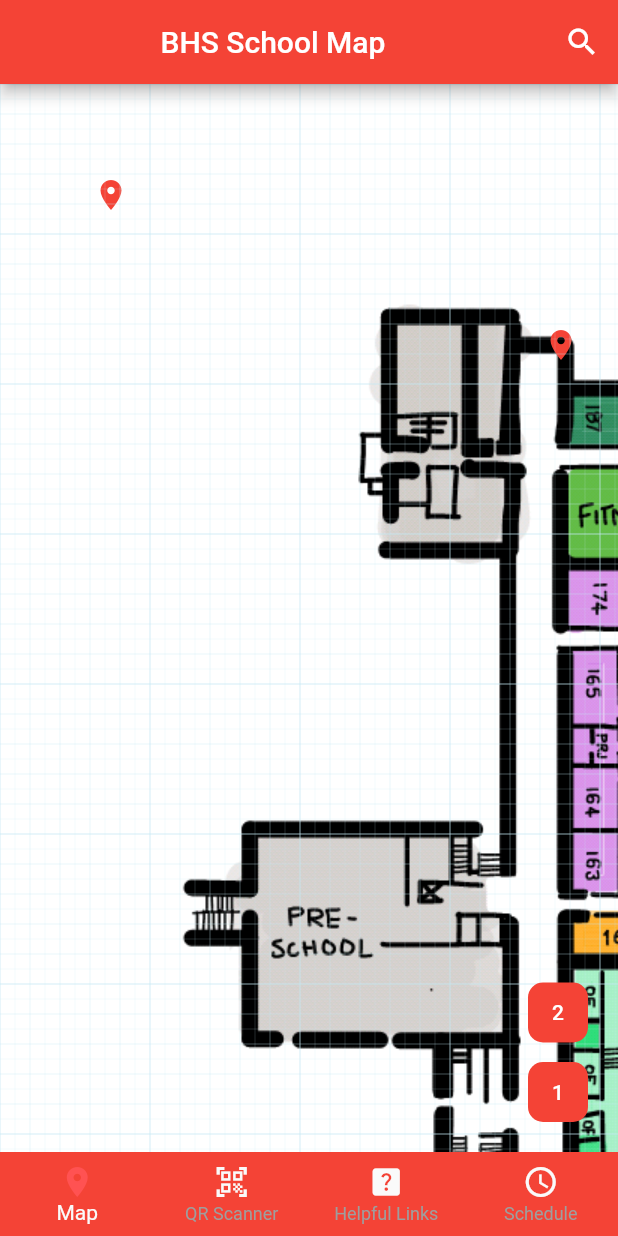
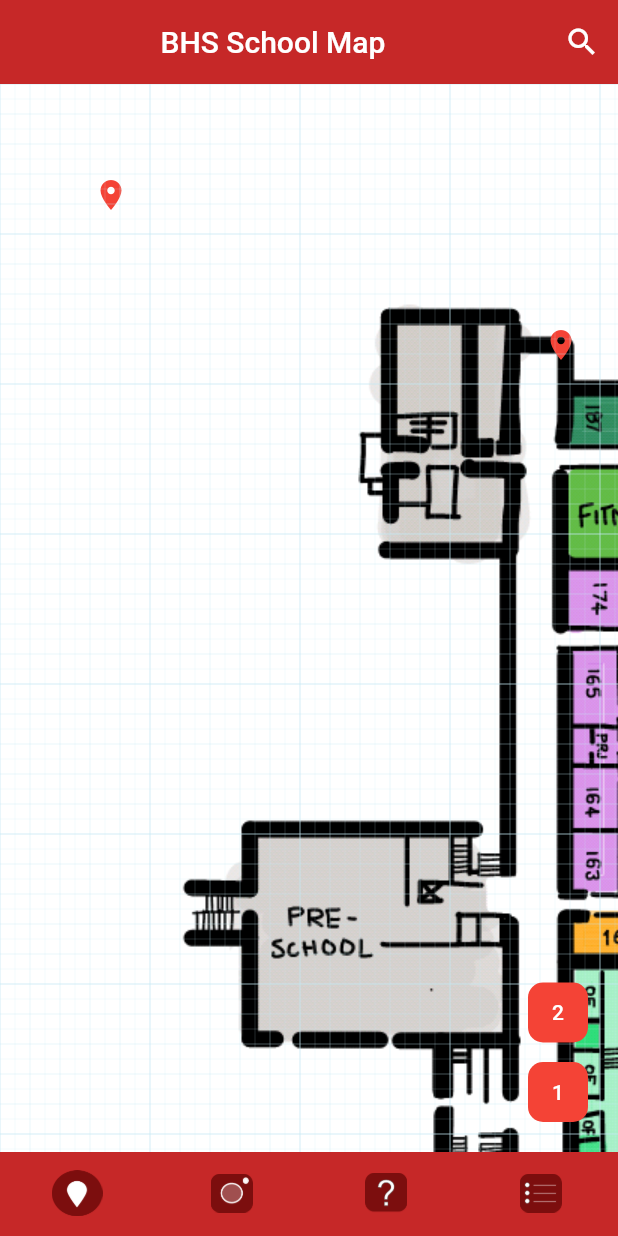
Before and after one commit to Nigel-Karunaratne/BHS_CompanionApp, a Flutter app: the screen it shows after launch, on a phone screen of 412 x 824 dp. Run offline on Flutter 3.47's test engine with Material 2 defaults, Android fonts, the phone set to English and light mode, and no system bars; our stand-ins replace flutter_native_splash.

Commit message:
Stylized Bottom Nav Bar

```diff
--- a/lib/views/mapview.dart
+++ b/lib/views/mapview.dart
@@ -58,6 +58,8 @@ class _MapViewState extends State<MapView> {
       ),
       appBar: AppBar(
         title: Center(child: Text("BHS School Map")),
+        backgroundColor: Colors.red[800],
+        elevation: 0,
         actions: [
           IconButton(
             icon: Icon(Icons.search),
@@ -76,34 +78,53 @@ class _MapViewState extends State<MapView> {
         elevation: 0.0,
         currentIndex: 0,
 
-        backgroundColor: Colors.red,
+        backgroundColor: Colors.red[800],
         selectedItemColor: Colors.grey[50],
         unselectedItemColor: Colors.grey[500],
-        selectedIconTheme: IconThemeData(color: Colors.redAccent),
+        selectedIconTheme: IconThemeData(color: Colors.white),
         unselectedIconTheme: IconThemeData(color: Colors.grey[50]),
+
+        selectedFontSize: 0,
+        unselectedFontSize: 0,
+
+        showSelectedLabels: false,
+        showUnselectedLabels: false,
 
         items: [
           BottomNavigationBarItem(
-            icon: Icon(Icons.location_on,),
+            icon: Image.asset("assets/icons/bn_map.png", scale: 3,),
             label: "Map"
           ),
           BottomNavigationBarItem(
-            icon: Icon(Icons.qr_code_scanner,),
+            icon: Image.asset("assets/icons/bn_camera.png", scale: 3,),
             label: "QR Scanner"
           ),
           BottomNavigationBarItem(
-            icon: Icon(Icons.help_center,),
+            icon: Image.asset("assets/icons/bn_questionmark.png", scale: 3,),
             label: "Helpful Links"
           ),
           BottomNavigationBarItem(
-            icon: Icon(Icons.schedule,),
+            icon: Image.asset("assets/icons/bn_3dots.png", scale: 3,),
             label: "Schedule"
           ),
         ],
 
         onTap: (index) {
           //TODO: Abtract this into a provider?
-          Navigator.of(context).pushReplacementNamed("/qr");
+          switch (index) {
+            case 0:
+              Navigator.of(context).pushReplacementNamed("/map");
+              break;
+            case 1:
+              Navigator.of(context).pushReplacementNamed("/sched");
+              break;
+            case 2:
+              Navigator.of(context).pushReplacementNamed("/helpful");
+              break;
+            case 3:
+              Navigator.of(context).pushReplacementNamed("/qr");
+              break;
+          }
         },
       ),
     );
```
